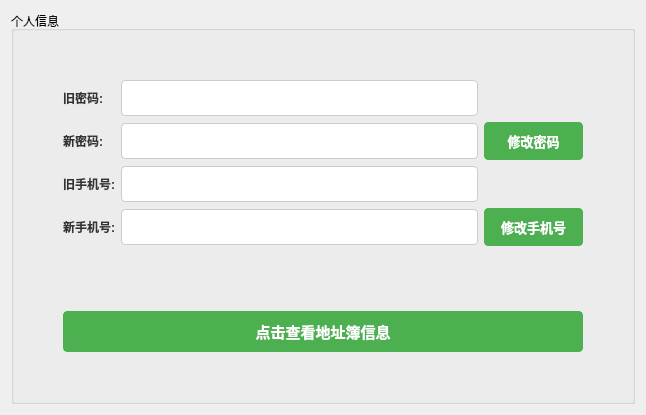
gfzyl/Parcel-System, file modules/user/user_modify_info.ui: the form before one commit.
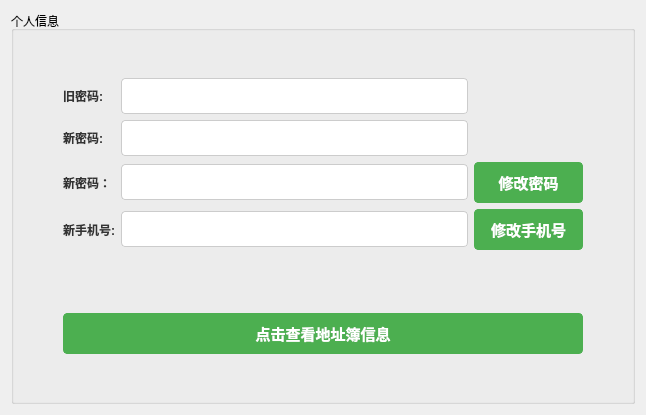
The form after the commit.

Patch:
```diff
--- a/modules/user/user_modify_info.ui
+++ b/modules/user/user_modify_info.ui
@@ -61,7 +61,7 @@
       <item row="4" column="1">
        <layout class="QHBoxLayout" name="horizontalLayout">
         <item>
-         <widget class="QPushButton" name="pushButton">
+         <widget class="QPushButton" name="btn_viewAddressBook">
           <property name="text">
            <string>点击查看地址簿信息</string>
           </property>
@@ -127,19 +127,12 @@
       <item row="1" column="1">
        <layout class="QGridLayout" name="gridLayout">
         <item row="1" column="1">
-         <widget class="QLineEdit" name="new_password_lineedit">
+         <widget class="QLineEdit" name="lineEdit_newPassword">
           <property name="echoMode">
            <enum>QLineEdit::PasswordEchoOnEdit</enum>
           </property>
          </widget>
         </item>
-        <item row="1" column="2">
-         <widget class="QPushButton" name="btn_change_password">
-          <property name="text">
-           <string>修改密码</string>
-          </property>
-         </widget>
-        </item>
         <item row="1" column="0">
          <widget class="QLabel" name="label_new_password">
           <property name="text">
@@ -148,10 +141,10 @@
          </widget>
         </item>
         <item row="3" column="1">
-         <widget class="QLineEdit" name="new_phone_lineedit"/>
+         <widget class="QLineEdit" name="lineEdit_newPhone"/>
         </item>
         <item row="0" column="1">
-         <widget class="QLineEdit" name="old_password_lineedit">
+         <widget class="QLineEdit" name="lineEdit_oldPassword">
           <property name="echoMode">
            <enum>QLineEdit::PasswordEchoOnEdit</enum>
           </property>
@@ -165,7 +158,7 @@
          </widget>
         </item>
         <item row="3" column="2">
-         <widget class="QPushButton" name="btn_change_phone">
+         <widget class="QPushButton" name="btn_changePhone">
           <property name="text">
            <string>修改手机号</string>
           </property>
@@ -181,12 +174,19 @@
         <item row="2" column="0">
          <widget class="QLabel" name="label">
           <property name="text">
-           <string>旧手机号:</string>
+           <string>新密码：</string>
           </property>
          </widget>
         </item>
         <item row="2" column="1">
-         <widget class="QLineEdit" name="lineEdit"/>
+         <widget class="QLineEdit" name="lineEdit_againPassword"/>
+        </item>
+        <item row="2" column="2">
+         <widget class="QPushButton" name="btn_changePassword">
+          <property name="text">
+           <string>修改密码</string>
+          </property>
+         </widget>
         </item>
        </layout>
       </item>
```
